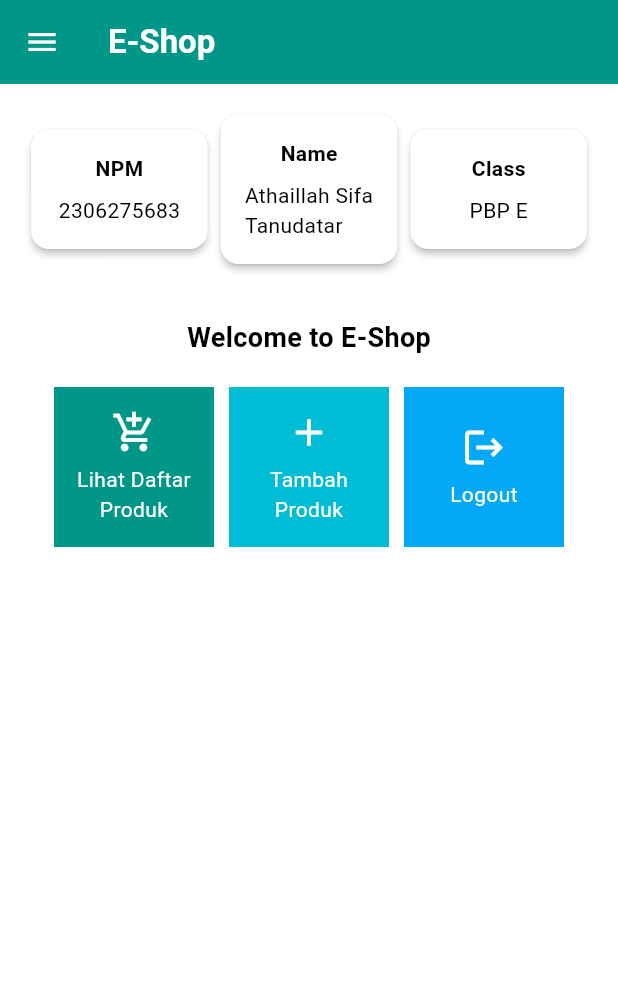
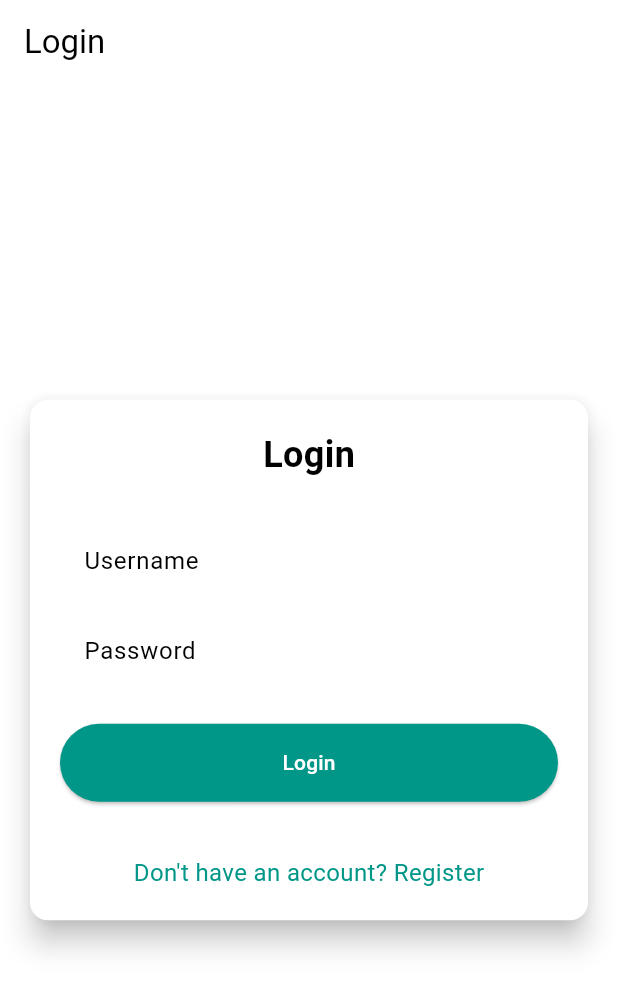
Before and after one commit to AthaillahIS/e_shop_mobile, a Flutter app: the screen it shows after launch, on a phone screen of 412 x 824 dp. Shown: the top 991 px of the screen. Run offline on Flutter 3.47's test engine with Material 3 defaults, Android fonts, the phone set to English and light mode, and no system bars; missing offline and left inert: pbp_django_auth.

Commit message:
feat: Tugas 9

```diff
--- a/lib/main.dart
+++ b/lib/main.dart
@@ -1,5 +1,9 @@
-import "package:flutter/material.dart";
+import 'package:flutter/material.dart';
+import 'package:pbp_django_auth/pbp_django_auth.dart';
+import 'package:provider/provider.dart';
 import 'package:eshop/screens/menu.dart';
+import 'package:eshop/screens/login.dart';
+
 
 void main() {
   runApp(const MyApp());
@@ -8,34 +12,23 @@ void main() {
 class MyApp extends StatelessWidget {
   const MyApp({super.key});
 
-  // This widget is the root of your application.
   @override
   Widget build(BuildContext context) {
-    return MaterialApp(
-      title: 'Flutter Demo',
-      theme: ThemeData(
-
-        // This is the theme of your application.
-        //
-        // TRY THIS: Try running your application with "flutter run". You'll see
-        // the application has a purple toolbar. Then, without quitting the app,
-        // try changing the seedColor in the colorScheme below to Colors.green
-        // and then invoke "hot reload" (save your changes or press the "hot
-        // reload" button in a Flutter-supported IDE, or press "r" if you used
-        // the command line to start the app).
-        //
-        // Notice that the counter didn't reset back to zero; the application
-        // state is not lost during the reload. To reset the state, use hot
-        // restart instead.
-        //
-        // This works for code too, not just values: Most code changes can be
-        // tested with just a hot reload.
-        colorScheme: ColorScheme.fromSwatch(
-          primarySwatch: Colors.teal,
-        ).copyWith(secondary: Colors.teal[800]),
-        useMaterial3: true,
+    return Provider(
+      create: (_) {
+        CookieRequest request = CookieRequest();
+        return request;
+      },
+      child: MaterialApp(
+        title: 'E-shop',
+        theme: ThemeData(
+          useMaterial3: true,
+          colorScheme: ColorScheme.fromSwatch(
+            primarySwatch: Colors.teal,
+          ).copyWith(secondary: Colors.teal[400]),
+        ),
+        home: const LoginPage(),
       ),
-      home: MyHomePage(),
     );
   }
 }
--- /dev/null
+++ b/lib/screens/login.dart
@@ -0,0 +1,182 @@
+import 'package:eshop/screens/menu.dart';
+import 'package:flutter/material.dart';
+import 'package:pbp_django_auth/pbp_django_auth.dart';
+import 'package:provider/provider.dart';
+import 'package:eshop/screens/register.dart';
+// TODO: Import halaman RegisterPage jika sudah dibuat
+
+void main() {
+  runApp(const LoginApp());
+}
+
+class LoginApp extends StatelessWidget {
+  const LoginApp({super.key});
+
+  @override
+  Widget build(BuildContext context) {
+    return MaterialApp(
+      title: 'Login',
+      theme: ThemeData(
+        useMaterial3: true,
+        colorScheme: ColorScheme.fromSwatch(
+          primarySwatch: Colors.deepPurple,
+        ).copyWith(secondary: Colors.deepPurple[400]),
+      ),
+      home: const LoginPage(),
+    );
+  }
+}
+
+class LoginPage extends StatefulWidget {
+  const LoginPage({super.key});
+
+  @override
+  State<LoginPage> createState() => _LoginPageState();
+}
+
+class _LoginPageState extends State<LoginPage> {
+  final TextEditingController _usernameController = TextEditingController();
+  final TextEditingController _passwordController = TextEditingController();
+
+  @override
+  Widget build(BuildContext context) {
+    final request = context.watch<CookieRequest>();
+
+    return Scaffold(
+      appBar: AppBar(
+        title: const Text('Login'),
+      ),
+      body: Center(
+        child: SingleChildScrollView(
+          padding: const EdgeInsets.all(16.0),
+          child: Card(
+            elevation: 8,
+            shape: RoundedRectangleBorder(
+              borderRadius: BorderRadius.circular(12.0),
+            ),
+            child: Padding(
+              padding: const EdgeInsets.all(20.0),
+              child: Column(
+                mainAxisSize: MainAxisSize.min,
+                children: [
+                  const Text(
+                    'Login',
+                    style: TextStyle(
+                      fontSize: 24.0,
+                      fontWeight: FontWeight.bold,
+                    ),
+                  ),
+                  const SizedBox(height: 30.0),
+                  TextField(
+                    controller: _usernameController,
+                    decoration: const InputDecoration(
+                      labelText: 'Username',
+                      hintText: 'Enter your username',
+                      border: OutlineInputBorder(
+                        borderRadius: BorderRadius.all(Radius.circular(12.0)),
+                      ),
+                      contentPadding:
+                      EdgeInsets.symmetric(horizontal: 12.0, vertical: 8.0),
+                    ),
+                  ),
+                  const SizedBox(height: 12.0),
+                  TextField(
+                    controller: _passwordController,
+                    decoration: const InputDecoration(
+                      labelText: 'Password',
+                      hintText: 'Enter your password',
+                      border: OutlineInputBorder(
+                        borderRadius: BorderRadius.all(Radius.circular(12.0)),
+                      ),
+                      contentPadding:
+                      EdgeInsets.symmetric(horizontal: 12.0, vertical: 8.0),
+                    ),
+                    obscureText: true,
+                  ),
+                  const SizedBox(height: 24.0),
+                  ElevatedButton(
+                    onPressed: () async {
+                      String username = _usernameController.text;
+                      String password = _passwordController.text;
+
+                      // Cek kredensial
+                      // TODO: Ganti URL dan jangan lupa tambahkan trailing slash (/) di akhir URL!
+                      // Untuk menyambungkan Android emulator dengan Django pada localhost,
+                      // gunakan URL http://10.0.2.2/
+                      final response = await request
+                          .login("http://127.0.0.1:8000/auth/login/", {
+                        'username': username,
+                        'password': password,
+                      });
+
+                      if (request.loggedIn) {
+                        String message = response['message'];
+                        String uname = response['username'];
+                        if (context.mounted) {
+                          Navigator.pushReplacement(
+                            context,
+                            MaterialPageRoute(
+                                builder: (context) => MyHomePage()),
+                          );
+                          ScaffoldMessenger.of(context)
+                            ..hideCurrentSnackBar()
+                            ..showSnackBar(
+                              SnackBar(
+                                  content:
+                                  Text("$message Selamat datang, $uname.")),
+                            );
+                        }
+                      } else {
+                        if (context.mounted) {
+                          showDialog(
+                            context: context,
+                            builder: (context) => AlertDialog(
+                              title: const Text('Login Gagal'),
+                              content: Text(response['message']),
+                              actions: [
+                                TextButton(
+                                  child: const Text('OK'),
+                                  onPressed: () {
+                                    Navigator.pop(context);
+                                  },
+                                ),
+                              ],
+                            ),
+                          );
+                        }
+                      }
+                    },
+                    style: ElevatedButton.styleFrom(
+                      foregroundColor: Colors.white,
+                      minimumSize: Size(double.infinity, 50),
+                      backgroundColor: Theme.of(context).colorScheme.primary,
+                      padding: const EdgeInsets.symmetric(vertical: 16.0),
+                    ),
+                    child: const Text('Login'),
+                  ),
+                  const SizedBox(height: 36.0),
+                  GestureDetector(
+                    onTap: () {
+                      Navigator.push(
+                        context,
+                        MaterialPageRoute(
+                            builder: (context) => const RegisterPage()),
+                      );
+                    },
+                    child: Text(
+                      'Don\'t have an account? Register',
+                      style: TextStyle(
+                        color: Theme.of(context).colorScheme.primary,
+                        fontSize: 16.0,
+                      ),
+                    ),
+                  ),
+                ],
+              ),
+            ),
+          ),
+        ),
+      ),
+    );
+  }
+}
--- a/pubspec.yaml
+++ b/pubspec.yaml
@@ -35,6 +35,8 @@ dependencies:
   # The following adds the Cupertino Icons font to your application.
   # Use with the CupertinoIcons class for iOS style icons.
   cupertino_icons: ^1.0.8
+  provider: ^6.1.2
+  pbp_django_auth: ^0.4.0
 
 dev_dependencies:
   flutter_test:
```
Also changed, not shown: lib/models/item_entry.dart (added, +89 -0 lines), lib/screens/itementry_form.dart (+38 -61 lines), lib/screens/listitem_entry.dart (added, +91 -0 lines), lib/screens/register.dart (added, +163 -0 lines), lib/widgets/item_card.dart (+38 -2 lines), lib/widgets/left_drawer.dart (+13 -0 lines), pubspec.lock, 1 other file.
